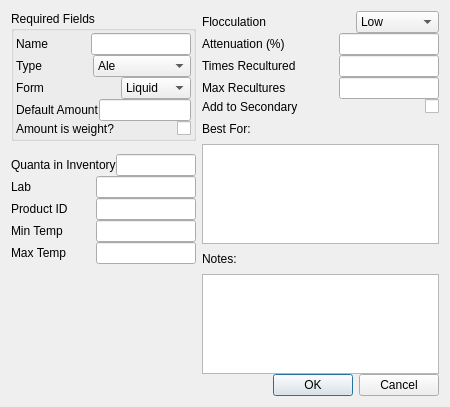
First picture: the form in ui/yeastEditor.ui, repository Brewtarget/brewtarget, before the edit.
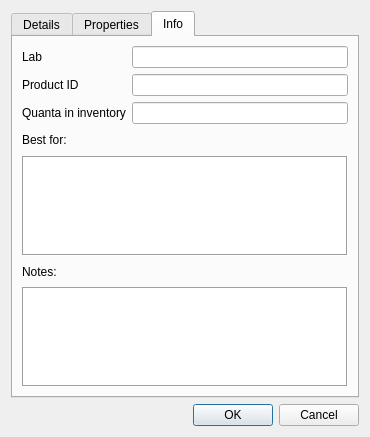
Second picture: the form after the edit. The open tabs and pages were chosen to show the change. Custom widgets are drawn as their Qt base class.

What changed in the file:
```diff
--- a/ui/yeastEditor.ui
+++ b/ui/yeastEditor.ui
@@ -6,8 +6,8 @@
    <rect>
     <x>0</x>
     <y>0</y>
-    <width>450</width>
-    <height>407</height>
+    <width>370</width>
+    <height>437</height>
    </rect>
   </property>
   <property name="windowTitle">
@@ -16,38 +16,18 @@
   <property name="configSection" stdset="0">
    <string notr="true">yeastEditor</string>
   </property>
-  <layout class="QHBoxLayout" name="horizontalLayout_17">
-   <item>
-    <layout class="QHBoxLayout" name="horizontalLayout_15">
-     <item>
-      <layout class="QVBoxLayout" name="verticalLayout_2">
-       <property name="spacing">
-        <number>0</number>
-       </property>
-       <item>
-        <widget class="QGroupBox" name="groupBox">
-         <property name="title">
-          <string>Required Fields</string>
-         </property>
          <layout class="QVBoxLayout" name="verticalLayout">
-          <property name="spacing">
+   <item>
+    <widget class="QTabWidget" name="tabWidget">
+     <property name="currentIndex">
            <number>0</number>
           </property>
-          <property name="leftMargin">
-           <number>2</number>
-          </property>
-          <property name="topMargin">
-           <number>2</number>
-          </property>
-          <property name="rightMargin">
-           <number>2</number>
-          </property>
-          <property name="bottomMargin">
-           <number>2</number>
-          </property>
-          <item>
-           <layout class="QHBoxLayout" name="horizontalLayout_4">
-            <item>
+     <widget class="QWidget" name="tabYeastDetails">
+      <attribute name="title">
+       <string>Details</string>
+      </attribute>
+      <layout class="QFormLayout" name="formLayout">
+       <item row="0" column="0">
              <widget class="QLabel" name="label_name">
               <property name="text">
                <string>Name</string>
@@ -57,17 +37,17 @@
               </property>
              </widget>
             </item>
-            <item>
+       <item row="0" column="1">
              <widget class="QLineEdit" name="lineEdit_name">
               <property name="sizePolicy">
-               <sizepolicy hsizetype="Maximum" vsizetype="Fixed">
+          <sizepolicy hsizetype="Expanding" vsizetype="Minimum">
                 <horstretch>0</horstretch>
                 <verstretch>0</verstretch>
                </sizepolicy>
               </property>
               <property name="maximumSize">
                <size>
-                <width>100</width>
+           <width>16777215</width>
                 <height>16777215</height>
                </size>
               </property>
@@ -76,11 +56,50 @@
               </property>
              </widget>
             </item>
-           </layout>
-          </item>
+       <item row="1" column="0">
+        <widget class="QLabel" name="label_form">
+         <property name="sizePolicy">
+          <sizepolicy hsizetype="Expanding" vsizetype="Preferred">
+           <horstretch>0</horstretch>
+           <verstretch>0</verstretch>
+          </sizepolicy>
+         </property>
+         <property name="text">
+          <string>Form</string>
+         </property>
+         <property name="buddy">
+          <cstring>comboBox_form</cstring>
+         </property>
+        </widget>
+       </item>
+       <item row="1" column="1">
+        <widget class="QComboBox" name="comboBox_form">
+         <property name="toolTip">
+          <string>Form</string>
+         </property>
           <item>
-           <layout class="QHBoxLayout" name="horizontalLayout_3">
+          <property name="text">
+           <string>Liquid</string>
+          </property>
+         </item>
             <item>
+          <property name="text">
+           <string>Dry</string>
+          </property>
+         </item>
+         <item>
+          <property name="text">
+           <string>Slant</string>
+          </property>
+         </item>
+         <item>
+          <property name="text">
+           <string>Culture</string>
+          </property>
+         </item>
+        </widget>
+       </item>
+       <item row="2" column="0">
              <widget class="QLabel" name="label_type">
               <property name="sizePolicy">
                <sizepolicy hsizetype="Expanding" vsizetype="Preferred">
@@ -96,7 +115,7 @@
               </property>
              </widget>
             </item>
-            <item>
+       <item row="2" column="1">
              <widget class="QComboBox" name="comboBox_type">
               <property name="toolTip">
                <string>Type</string>
@@ -128,81 +147,30 @@
               </item>
              </widget>
             </item>
-           </layout>
-          </item>
-          <item>
-           <layout class="QHBoxLayout" name="horizontalLayout_2">
-            <item>
-             <widget class="QLabel" name="label_form">
-              <property name="sizePolicy">
-               <sizepolicy hsizetype="Expanding" vsizetype="Preferred">
-                <horstretch>0</horstretch>
-                <verstretch>0</verstretch>
-               </sizepolicy>
-              </property>
-              <property name="text">
-               <string>Form</string>
-              </property>
-              <property name="buddy">
-               <cstring>comboBox_form</cstring>
-              </property>
-             </widget>
-            </item>
-            <item>
-             <widget class="QComboBox" name="comboBox_form">
-              <property name="toolTip">
-               <string>Form</string>
-              </property>
-              <item>
-               <property name="text">
-                <string>Liquid</string>
-               </property>
-              </item>
-              <item>
-               <property name="text">
-                <string>Dry</string>
-               </property>
-              </item>
-              <item>
-               <property name="text">
-                <string>Slant</string>
-               </property>
-              </item>
-              <item>
-               <property name="text">
-                <string>Culture</string>
-               </property>
-              </item>
-             </widget>
-            </item>
-           </layout>
-          </item>
-          <item>
-           <layout class="QHBoxLayout" name="horizontalLayout">
-            <item>
+       <item row="3" column="0">
              <widget class="BtMixedLabel" name="label_amount">
               <property name="contextMenuPolicy">
                <enum>Qt::CustomContextMenu</enum>
               </property>
               <property name="text">
-               <string>Default Amount</string>
+          <string>Default amount</string>
               </property>
               <property name="buddy">
                <cstring>lineEdit_amount</cstring>
               </property>
              </widget>
             </item>
-            <item>
+       <item row="3" column="1">
              <widget class="BtMixedEdit" name="lineEdit_amount">
               <property name="sizePolicy">
-               <sizepolicy hsizetype="Maximum" vsizetype="Fixed">
+          <sizepolicy hsizetype="Expanding" vsizetype="Minimum">
                 <horstretch>0</horstretch>
                 <verstretch>0</verstretch>
                </sizepolicy>
               </property>
               <property name="maximumSize">
                <size>
-                <width>100</width>
+           <width>16777215</width>
                 <height>16777215</height>
                </size>
               </property>
@@ -214,11 +182,7 @@
               </property>
              </widget>
             </item>
-           </layout>
-          </item>
-          <item>
-           <layout class="QHBoxLayout" name="horizontalLayout_5">
-            <item>
+       <item row="4" column="0">
              <widget class="QLabel" name="label_amountIsWeight">
               <property name="sizePolicy">
                <sizepolicy hsizetype="Expanding" vsizetype="Preferred">
@@ -234,7 +198,7 @@
               </property>
              </widget>
             </item>
-            <item>
+       <item row="4" column="1">
              <widget class="QCheckBox" name="checkBox_amountIsWeight">
               <property name="sizePolicy">
                <sizepolicy hsizetype="Preferred" vsizetype="Fixed">
@@ -251,128 +215,13 @@
              </widget>
             </item>
            </layout>
-          </item>
-         </layout>
-        </widget>
-       </item>
-       <item>
-        <spacer name="verticalSpacer_3">
-         <property name="orientation">
-          <enum>Qt::Vertical</enum>
-         </property>
-         <property name="sizeType">
-          <enum>QSizePolicy::Preferred</enum>
-         </property>
-         <property name="sizeHint" stdset="0">
-          <size>
-           <width>20</width>
-           <height>13</height>
-          </size>
-         </property>
-        </spacer>
-       </item>
-       <item>
-        <layout class="QHBoxLayout" name="horizontalLayout_16">
-         <item>
-          <widget class="QLabel" name="label_inventory">
-           <property name="text">
-            <string>Quanta in Inventory</string>
-           </property>
-           <property name="buddy">
-            <cstring>lineEdit_inventory</cstring>
-           </property>
-          </widget>
-         </item>
-         <item>
-          <widget class="QLineEdit" name="lineEdit_inventory">
-           <property name="sizePolicy">
-            <sizepolicy hsizetype="Maximum" vsizetype="Fixed">
-             <horstretch>0</horstretch>
-             <verstretch>0</verstretch>
-            </sizepolicy>
-           </property>
-           <property name="maximumSize">
-            <size>
-             <width>100</width>
-             <height>16777215</height>
-            </size>
-           </property>
-           <property name="toolTip">
-            <string>Quanta in inventory</string>
-           </property>
-          </widget>
-         </item>
-        </layout>
-       </item>
-       <item>
-        <layout class="QHBoxLayout" name="horizontalLayout_7">
-         <item>
-          <widget class="QLabel" name="label_lab">
-           <property name="text">
-            <string>Lab</string>
-           </property>
-           <property name="buddy">
-            <cstring>lineEdit_laboratory</cstring>
-           </property>
-          </widget>
-         </item>
-         <item>
-          <widget class="QLineEdit" name="lineEdit_laboratory">
-           <property name="sizePolicy">
-            <sizepolicy hsizetype="Maximum" vsizetype="Fixed">
-             <horstretch>0</horstretch>
-             <verstretch>0</verstretch>
-            </sizepolicy>
-           </property>
-           <property name="maximumSize">
-            <size>
-             <width>100</width>
-             <height>16777215</height>
-            </size>
-           </property>
-           <property name="toolTip">
-            <string>Lab</string>
-           </property>
-          </widget>
-         </item>
-        </layout>
-       </item>
-       <item>
-        <layout class="QHBoxLayout" name="horizontalLayout_6">
-         <item>
-          <widget class="QLabel" name="label_productID">
-           <property name="text">
-            <string>Product ID</string>
-           </property>
-           <property name="buddy">
-            <cstring>lineEdit_productID</cstring>
-           </property>
-          </widget>
-         </item>
-         <item>
-          <widget class="QLineEdit" name="lineEdit_productID">
-           <property name="sizePolicy">
-            <sizepolicy hsizetype="Maximum" vsizetype="Fixed">
-             <horstretch>0</horstretch>
-             <verstretch>0</verstretch>
-            </sizepolicy>
-           </property>
-           <property name="maximumSize">
-            <size>
-             <width>100</width>
-             <height>16777215</height>
-            </size>
-           </property>
-           <property name="toolTip">
-            <string>Product ID</string>
-           </property>
-          </widget>
-         </item>
-        </layout>
-       </item>
-       <item>
-        <layout class="QHBoxLayout" name="horizontalLayout_8">
-         <item>
+     </widget>
+     <widget class="QWidget" name="tabYeastProperties">
+      <attribute name="title">
+       <string>Properties</string>
+      </attribute>
+      <layout class="QFormLayout" name="formLayout_2">
+       <item row="0" column="0">
           <widget class="BtTemperatureLabel" name="label_minTemperature">
            <property name="contextMenuPolicy">
             <enum>Qt::CustomContextMenu</enum>
@@ -385,17 +234,17 @@
            </property>
           </widget>
          </item>
-         <item>
+       <item row="0" column="1">
           <widget class="BtTemperatureEdit" name="lineEdit_minTemperature">
            <property name="sizePolicy">
-            <sizepolicy hsizetype="Maximum" vsizetype="Fixed">
+          <sizepolicy hsizetype="Expanding" vsizetype="Fixed">
              <horstretch>0</horstretch>
              <verstretch>0</verstretch>
             </sizepolicy>
            </property>
            <property name="maximumSize">
             <size>
-             <width>100</width>
+           <width>16777215</width>
              <height>16777215</height>
             </size>
            </property>
@@ -407,11 +256,7 @@
            </property>
           </widget>
          </item>
-        </layout>
-       </item>
-       <item>
-        <layout class="QHBoxLayout" name="horizontalLayout_9">
-         <item>
+       <item row="1" column="0">
           <widget class="BtTemperatureLabel" name="label_maxTemperature">
            <property name="contextMenuPolicy">
             <enum>Qt::CustomContextMenu</enum>
@@ -424,17 +269,17 @@
            </property>
           </widget>
          </item>
-         <item>
+       <item row="1" column="1">
           <widget class="BtTemperatureEdit" name="lineEdit_maxTemperature">
            <property name="sizePolicy">
-            <sizepolicy hsizetype="Maximum" vsizetype="Fixed">
+          <sizepolicy hsizetype="Expanding" vsizetype="Fixed">
              <horstretch>0</horstretch>
              <verstretch>0</verstretch>
             </sizepolicy>
            </property>
            <property name="maximumSize">
             <size>
-             <width>100</width>
+           <width>16777215</width>
              <height>16777215</height>
             </size>
            </property>
@@ -446,31 +291,7 @@
            </property>
           </widget>
          </item>
-        </layout>
-       </item>
-       <item>
-        <spacer name="verticalSpacer_2">
-         <property name="orientation">
-          <enum>Qt::Vertical</enum>
-         </property>
-         <property name="sizeHint" stdset="0">
-          <size>
-           <width>20</width>
-           <height>40</height>
-          </size>
-         </property>
-        </spacer>
-       </item>
-      </layout>
-     </item>
-     <item>
-      <layout class="QVBoxLayout" name="verticalLayout_3">
-       <property name="spacing">
-        <number>0</number>
-       </property>
-       <item>
-        <layout class="QHBoxLayout" name="horizontalLayout_10">
-         <item>
+       <item row="2" column="0">
           <widget class="QLabel" name="label_flocculation">
            <property name="sizePolicy">
             <sizepolicy hsizetype="Expanding" vsizetype="Preferred">
@@ -483,8 +304,20 @@
            </property>
           </widget>
          </item>
-         <item>
+       <item row="2" column="1">
           <widget class="QComboBox" name="comboBox_flocculation">
+         <property name="sizePolicy">
+          <sizepolicy hsizetype="Expanding" vsizetype="Fixed">
+           <horstretch>0</horstretch>
+           <verstretch>0</verstretch>
+          </sizepolicy>
+         </property>
+         <property name="maximumSize">
+          <size>
+           <width>16777215</width>
+           <height>16777215</height>
+          </size>
+         </property>
            <property name="toolTip">
             <string>Flocculation</string>
            </property>
@@ -510,11 +343,7 @@
            </item>
           </widget>
          </item>
-        </layout>
-       </item>
-       <item>
-        <layout class="QHBoxLayout" name="horizontalLayout_11">
-         <item>
+       <item row="3" column="0">
           <widget class="QLabel" name="label_attenuation">
            <property name="text">
             <string>Attenuation (%)</string>
@@ -524,17 +353,17 @@
            </property>
           </widget>
          </item>
-         <item>
+       <item row="3" column="1">
           <widget class="BtGenericEdit" name="lineEdit_attenuation">
            <property name="sizePolicy">
-            <sizepolicy hsizetype="Maximum" vsizetype="Fixed">
+          <sizepolicy hsizetype="Expanding" vsizetype="Fixed">
              <horstretch>0</horstretch>
              <verstretch>0</verstretch>
             </sizepolicy>
            </property>
            <property name="maximumSize">
             <size>
-             <width>100</width>
+           <width>16777215</width>
              <height>16777215</height>
             </size>
            </property>
@@ -546,31 +375,27 @@
            </property>
           </widget>
          </item>
-        </layout>
-       </item>
-       <item>
-        <layout class="QHBoxLayout" name="horizontalLayout_12">
-         <item>
+       <item row="4" column="0">
           <widget class="QLabel" name="label_timesCultured">
            <property name="text">
-            <string>Times Recultured</string>
+          <string>Times recultured</string>
            </property>
            <property name="buddy">
             <cstring>lineEdit_timesCultured</cstring>
            </property>
           </widget>
          </item>
-         <item>
+       <item row="4" column="1">
           <widget class="QLineEdit" name="lineEdit_timesCultured">
            <property name="sizePolicy">
-            <sizepolicy hsizetype="Maximum" vsizetype="Fixed">
+          <sizepolicy hsizetype="Expanding" vsizetype="Fixed">
              <horstretch>0</horstretch>
              <verstretch>0</verstretch>
             </sizepolicy>
            </property>
            <property name="maximumSize">
             <size>
-             <width>100</width>
+           <width>16777215</width>
              <height>16777215</height>
             </size>
            </property>
@@ -579,31 +404,27 @@
            </property>
           </widget>
          </item>
-        </layout>
-       </item>
-       <item>
-        <layout class="QHBoxLayout" name="horizontalLayout_13">
-         <item>
+       <item row="5" column="0">
           <widget class="QLabel" name="label_maxReuse">
            <property name="text">
-            <string>Max Recultures</string>
+          <string>Max recultures</string>
            </property>
            <property name="buddy">
             <cstring>lineEdit_maxReuse</cstring>
            </property>
           </widget>
          </item>
-         <item>
+       <item row="5" column="1">
           <widget class="QLineEdit" name="lineEdit_maxReuse">
            <property name="sizePolicy">
-            <sizepolicy hsizetype="Maximum" vsizetype="Fixed">
+          <sizepolicy hsizetype="Expanding" vsizetype="Fixed">
              <horstretch>0</horstretch>
              <verstretch>0</verstretch>
             </sizepolicy>
            </property>
            <property name="maximumSize">
             <size>
-             <width>100</width>
+           <width>16777215</width>
              <height>16777215</height>
             </size>
            </property>
@@ -612,11 +433,7 @@
            </property>
           </widget>
          </item>
-        </layout>
-       </item>
-       <item>
-        <layout class="QHBoxLayout" name="horizontalLayout_14">
-         <item>
+       <item row="6" column="0">
           <widget class="QLabel" name="label_addToSecondary">
            <property name="sizePolicy">
             <sizepolicy hsizetype="Expanding" vsizetype="Preferred">
@@ -625,14 +442,14 @@
             </sizepolicy>
            </property>
            <property name="text">
-            <string>Add to Secondary</string>
+          <string>Add to secondary</string>
            </property>
           </widget>
          </item>
-         <item>
+       <item row="6" column="1">
           <widget class="QCheckBox" name="checkBox_addToSecondary">
            <property name="sizePolicy">
-            <sizepolicy hsizetype="Preferred" vsizetype="Fixed">
+          <sizepolicy hsizetype="Expanding" vsizetype="Fixed">
              <horstretch>0</horstretch>
              <verstretch>0</verstretch>
             </sizepolicy>
@@ -646,11 +463,107 @@
           </widget>
          </item>
         </layout>
+     </widget>
+     <widget class="QWidget" name="tabYeastInfo">
+      <attribute name="title">
+       <string>Info</string>
+      </attribute>
+      <layout class="QVBoxLayout" name="verticalLayout_2">
+       <item>
+        <layout class="QFormLayout" name="formLayout_3">
+         <item row="0" column="0">
+          <widget class="QLabel" name="label_lab">
+           <property name="text">
+            <string>Lab</string>
+           </property>
+           <property name="buddy">
+            <cstring>lineEdit_laboratory</cstring>
+           </property>
+          </widget>
+         </item>
+         <item row="0" column="1">
+          <widget class="QLineEdit" name="lineEdit_laboratory">
+           <property name="sizePolicy">
+            <sizepolicy hsizetype="Expanding" vsizetype="Minimum">
+             <horstretch>0</horstretch>
+             <verstretch>0</verstretch>
+            </sizepolicy>
+           </property>
+           <property name="maximumSize">
+            <size>
+             <width>16777215</width>
+             <height>16777215</height>
+            </size>
+           </property>
+           <property name="toolTip">
+            <string>Lab</string>
+           </property>
+          </widget>
+         </item>
+         <item row="1" column="0">
+          <widget class="QLabel" name="label_productID">
+           <property name="text">
+            <string>Product ID</string>
+           </property>
+           <property name="buddy">
+            <cstring>lineEdit_productID</cstring>
+           </property>
+          </widget>
+         </item>
+         <item row="1" column="1">
+          <widget class="QLineEdit" name="lineEdit_productID">
+           <property name="sizePolicy">
+            <sizepolicy hsizetype="Expanding" vsizetype="Minimum">
+             <horstretch>0</horstretch>
+             <verstretch>0</verstretch>
+            </sizepolicy>
+           </property>
+           <property name="maximumSize">
+            <size>
+             <width>16777215</width>
+             <height>16777215</height>
+            </size>
+           </property>
+           <property name="toolTip">
+            <string>Product ID</string>
+           </property>
+          </widget>
+         </item>
+         <item row="2" column="0">
+          <widget class="QLabel" name="label_inventory">
+           <property name="text">
+            <string>Quanta in inventory</string>
+           </property>
+           <property name="buddy">
+            <cstring>lineEdit_inventory</cstring>
+           </property>
+          </widget>
+         </item>
+         <item row="2" column="1">
+          <widget class="QLineEdit" name="lineEdit_inventory">
+           <property name="sizePolicy">
+            <sizepolicy hsizetype="Expanding" vsizetype="Minimum">
+             <horstretch>0</horstretch>
+             <verstretch>0</verstretch>
+            </sizepolicy>
+           </property>
+           <property name="maximumSize">
+            <size>
+             <width>16777215</width>
+             <height>16777215</height>
+            </size>
+           </property>
+           <property name="toolTip">
+            <string>Quanta in inventory</string>
+           </property>
+          </widget>
+         </item>
+        </layout>
        </item>
        <item>
         <widget class="QLabel" name="label_bestFor">
          <property name="text">
-          <string>Best For:</string>
+          <string>Best for:</string>
          </property>
         </widget>
        </item>
@@ -668,6 +581,9 @@
            <height>100</height>
           </size>
          </property>
+         <property name="frameShape">
+          <enum>QFrame::Box</enum>
+         </property>
         </widget>
        </item>
        <item>
@@ -691,6 +607,13 @@
            <height>100</height>
           </size>
          </property>
+         <property name="frameShape">
+          <enum>QFrame::Box</enum>
+         </property>
+        </widget>
+       </item>
+      </layout>
+     </widget>
         </widget>
        </item>
        <item>
@@ -704,12 +627,13 @@
         </widget>
        </item>
       </layout>
-     </item>
-    </layout>
-   </item>
-  </layout>
  </widget>
  <customwidgets>
+  <customwidget>
+   <class>BtGenericEdit</class>
+   <extends>QLineEdit</extends>
+   <header>BtLineEdit.h</header>
+  </customwidget>
   <customwidget>
    <class>BtTemperatureEdit</class>
    <extends>QLineEdit</extends>
@@ -726,11 +650,6 @@
     <signal>labelChanged(Unit::unitDisplay,Unit::unitScale)</signal>
    </slots>
   </customwidget>
-  <customwidget>
-   <class>BtGenericEdit</class>
-   <extends>QLineEdit</extends>
-   <header>BtLineEdit.h</header>
-  </customwidget>
   <customwidget>
    <class>BtMixedLabel</class>
    <extends>QLabel</extends>
```
Lines whose indentation alone changed are shown as unchanged.
